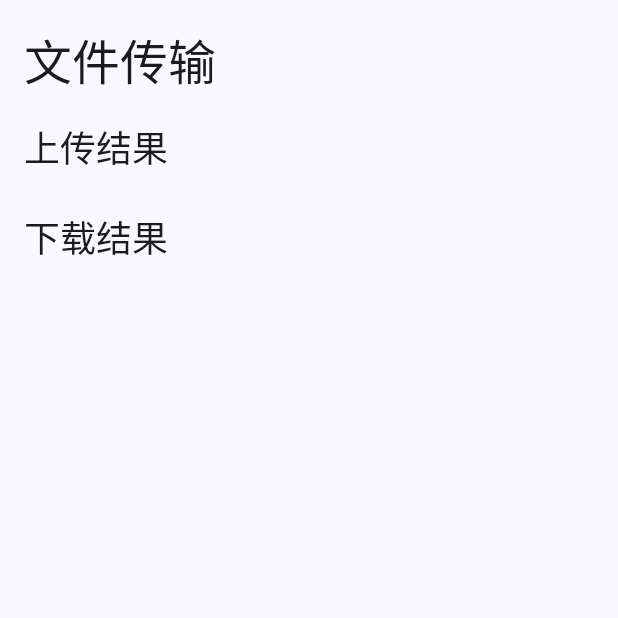
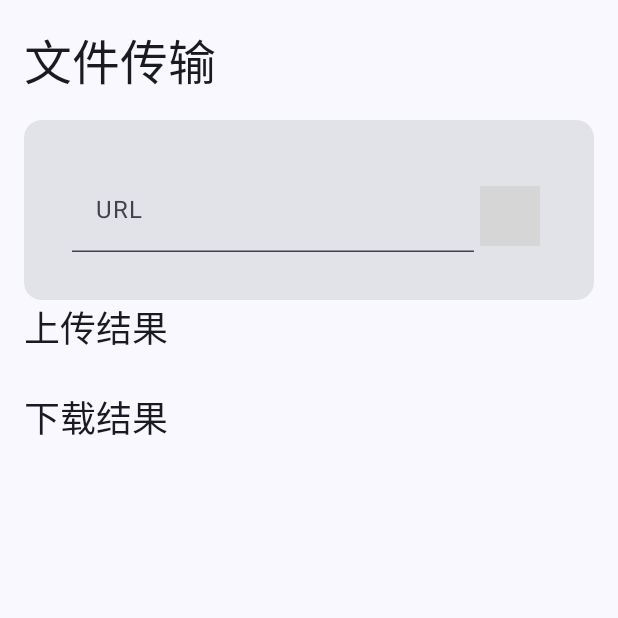
Before and after one commit to GitZhiQing/Seeker-Drive, an Android app built with Jetpack Compose: the composable SDFileTransPage shown on its own in the app's theme, on a phone screen of 412 x 824 dp, the top half of it. Run offline under Robolectric (Android 15) with nearby library versions, the phone set to English and light mode, and no system bars; grey boxes are pictures that could not be loaded.

Commit message:
feat: 初步完成了共享文件下载

```diff
--- a/frontend/app/src/main/java/com/seeker/drive/MainViewModel.kt
+++ b/frontend/app/src/main/java/com/seeker/drive/MainViewModel.kt
@@ -14,6 +14,12 @@ import kotlinx.coroutines.flow.StateFlow
 import org.json.JSONArray
 
 class MainViewModel(application: Application) : AndroidViewModel(application) {
+    private val _url = MutableStateFlow("")
+    val url: StateFlow<String> = _url
+    fun updateUrl(newUrl: String) {
+        _url.value = newUrl
+    }
+
     private val sharedPreferences =
         application.getSharedPreferences("app_prefs", Context.MODE_PRIVATE)
 
--- a/frontend/app/src/main/java/com/seeker/drive/ui/SDFileTransPage.kt
+++ b/frontend/app/src/main/java/com/seeker/drive/ui/SDFileTransPage.kt
@@ -1,20 +1,34 @@
 package com.seeker.drive.ui
 
 import android.annotation.SuppressLint
+import android.content.Context
+import android.widget.Toast
 import androidx.compose.foundation.layout.*
 import androidx.compose.foundation.lazy.LazyColumn
 import androidx.compose.foundation.lazy.items
 import androidx.compose.material3.*
 import androidx.compose.runtime.*
+import androidx.compose.ui.Alignment
 import androidx.compose.ui.Modifier
+import androidx.compose.ui.draw.rotate
+import androidx.compose.ui.platform.LocalContext
+import androidx.compose.ui.res.painterResource
 import androidx.compose.ui.unit.dp
 import com.seeker.drive.MainViewModel
+import com.seeker.drive.R
+import com.seeker.drive.data.RetrofitJsonInstance
+import okhttp3.ResponseBody
+import retrofit2.Call
+import retrofit2.Callback
+import retrofit2.Response
+import java.io.File
 
 @SuppressLint("UnusedMaterial3ScaffoldPaddingParameter")
 @Composable
 fun SDFileTransPage(viewModel: MainViewModel) {
     val uploadResults = viewModel.uploadResults
     val downloadResults = viewModel.downloadResults
+    val context = LocalContext.current
 
     Column(
         modifier = Modifier
@@ -23,6 +37,17 @@ fun SDFileTransPage(viewModel: MainViewModel) {
     ) {
         Text("文件传输", style = MaterialTheme.typography.headlineLarge)
         Spacer(modifier = Modifier.height(16.dp))
+        // URL 输入框，输入并点击确认后向 URL 发起 GET 请求下载文件
+        Card {
+            Row(
+                modifier = Modifier
+                    .fillMaxWidth()
+                    .padding(16.dp),
+                verticalAlignment = Alignment.CenterVertically // 垂直居中对齐
+            ) {
+                UrlInputCard(viewModel, context)
+            }
+        }
 
         Text("上传结果", style = MaterialTheme.typography.headlineSmall)
         Spacer(modifier = Modifier.height(8.dp))
@@ -61,3 +86,70 @@ fun SDFileTransPage(viewModel: MainViewModel) {
         }
     }
 }
+
+fun downloadSharedFile(
+    token: String,
+    url: String,
+    context: Context,
+    viewModel: MainViewModel
+) {
+    val fid = url.substringAfterLast('/').substringBeforeLast('.')
+    RetrofitJsonInstance.api.downloadFile("Bearer $token", fid.toInt()).also { call ->
+        call.enqueue(object : Callback<ResponseBody> {
+            override fun onResponse(call: Call<ResponseBody>, response: Response<ResponseBody>) {
+                if (response.isSuccessful) {
+                    val body = response.body()
+                    if (body != null) {
+                        val file = File(context.getExternalFilesDir(null), fid)
+                        file.outputStream().use { it.write(body.bytes()) }
+                        viewModel.downloadResults.add("下载成功：$url\nPath: ${file.absolutePath}")
+                    } else {
+                        viewModel.downloadResults.add("下载失败：$url")
+                    }
+                } else {
+                    viewModel.downloadResults.add("下载失败：$url")
+                }
+            }
+
+            override fun onFailure(call: Call<ResponseBody>, t: Throwable) {
+                viewModel.downloadResults.add("下载失败：$url")
+            }
+        })
+    }
+}
+
+@Composable
+fun UrlInputCard(viewModel: MainViewModel, context: Context) {
+    Card {
+        Row(
+            modifier = Modifier
+                .fillMaxWidth()
+                .padding(16.dp),
+            verticalAlignment = Alignment.CenterVertically // 垂直居中对齐
+        ) {
+            val url by viewModel.url.collectAsState()
+
+            TextField(
+                value = url,
+                onValueChange = { viewModel.updateUrl(it) },
+                label = { Text("URL") },
+                modifier = Modifier.weight(3f)
+            )
+            IconButton(
+                onClick = {
+                    viewModel.token?.let {
+                        downloadSharedFile(it, url, context, viewModel)
+                    } ?: run {
+                        Toast.makeText(context, "请先登录", Toast.LENGTH_SHORT).show()
+                    }
+                },
+                modifier = Modifier.align(Alignment.Bottom) // 底部对齐
+            ) {
+                Icon(
+                    painter = painterResource(id = R.drawable.download),
+                    contentDescription = "下载"
+                )
+            }
+        }
+    }
+}
```
